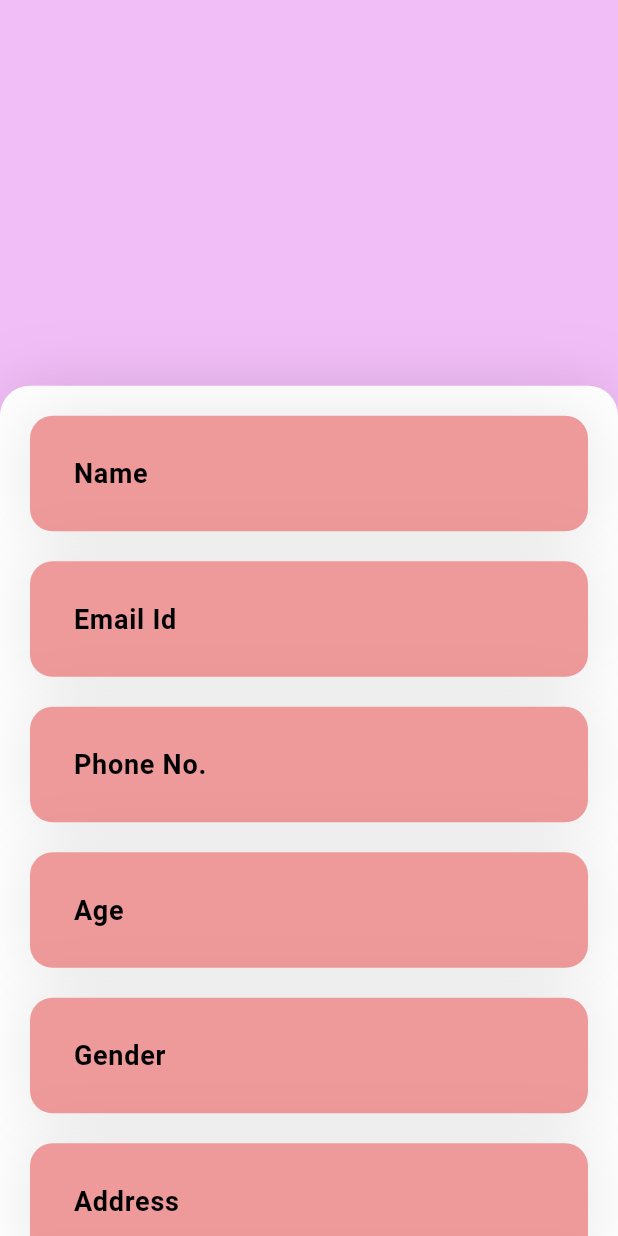
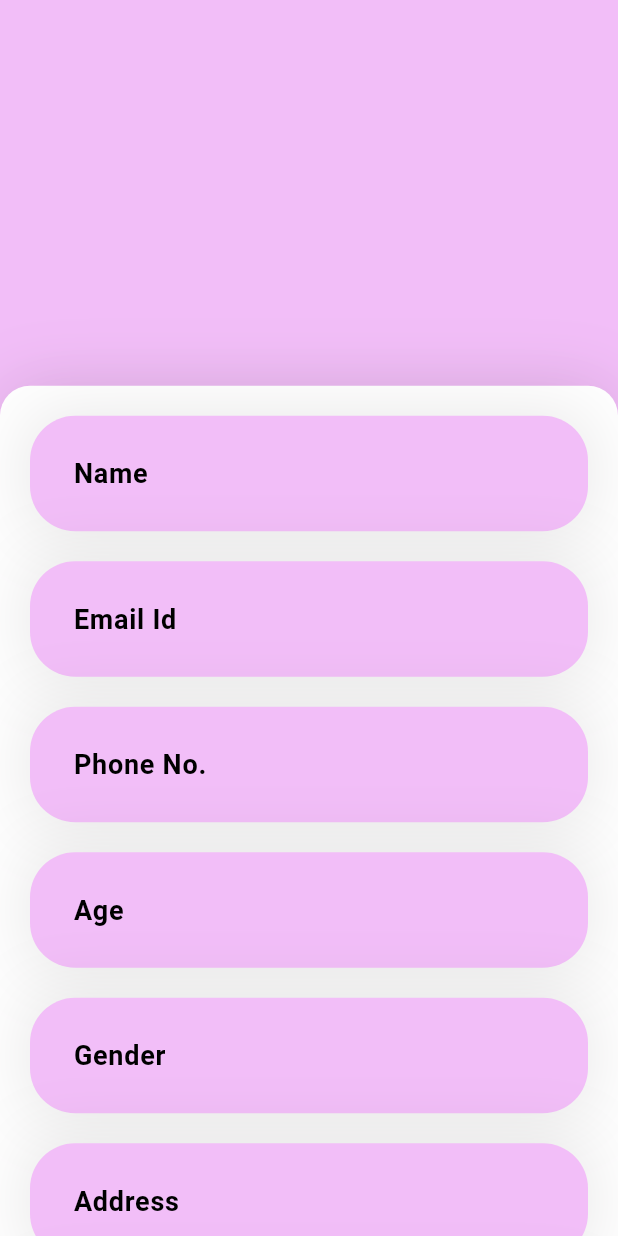
Before and after one commit to HDIMS/flutterapp, a Flutter app: the AddPatient screen opened directly, on a phone screen of 412 x 824 dp. Run offline on Flutter 3.47's test engine with Material 3 defaults, Android fonts, the phone set to English and light mode, and no system bars; our stand-ins replace flutter_svg.

Commit message:
add patient modifications color

```diff
--- a/lib/pages/ad_patient.dart
+++ b/lib/pages/ad_patient.dart
@@ -1,5 +1,6 @@
 import 'dart:convert';
 import 'package:flutter/material.dart';
+import 'package:flutter_svg/flutter_svg.dart';
 
 class AddPatient extends StatefulWidget {
   const AddPatient({super.key});
@@ -94,6 +95,12 @@ class _AddPatientState extends State<AddPatient>{
               decoration: BoxDecoration(
                 color: Color(0xffF2BEF8),
               ),
+              // child: Row(
+              //   mainAxisAlignment: MainAxisAlignment.end,
+              //   children: [
+              //     SvgPicture.asset('assets/palmtree.svg',height: 50,width: 50),
+              //   ],
+              // ),
             ),
             // SingleChildScrollView(
               Container(
@@ -128,7 +135,7 @@ class _AddPatientState extends State<AddPatient>{
                           controller: nameController,
                           decoration: InputDecoration(
                               filled: true,
-                              fillColor: Colors.red[200],
+                              fillColor: Color(0xffF2BEF8),
                               contentPadding: EdgeInsets.all(25),
                               hintText: 'Name',
                               hintStyle: TextStyle(
@@ -137,7 +144,7 @@ class _AddPatientState extends State<AddPatient>{
                                 fontWeight: FontWeight.w600,
                               ),
                               border:OutlineInputBorder(
-                                  borderRadius: BorderRadius.circular(15),
+                                  borderRadius: BorderRadius.circular(30),
                                   borderSide: BorderSide.none
                               )
                           ),
@@ -158,7 +165,7 @@ class _AddPatientState extends State<AddPatient>{
                           controller: emailController,
                           decoration: InputDecoration(
                               filled: true,
-                              fillColor: Colors.red[200],
+                              fillColor: Color(0xffF2BEF8),
                               contentPadding: EdgeInsets.all(25),
                               hintText: 'Email Id',
                               hintStyle: TextStyle(
@@ -167,7 +174,7 @@ class _AddPatientState extends State<AddPatient>{
                                 fontWeight: FontWeight.w600,
                               ),
                               border:OutlineInputBorder(
-                                  borderRadius: BorderRadius.circular(15),
+                                  borderRadius: BorderRadius.circular(30),
                                   borderSide: BorderSide.none
                               )
                           ),
@@ -188,7 +195,7 @@ class _AddPatientState extends State<AddPatient>{
                           controller: phoneController,
                           decoration: InputDecoration(
                               filled: true,
-                              fillColor: Colors.red[200],
+                              fillColor: Color(0xffF2BEF8),
                               contentPadding: EdgeInsets.all(25),
                               hintText: 'Phone No.',
                               hintStyle: TextStyle(
@@ -197,7 +204,7 @@ class _AddPatientState extends State<AddPatient>{
                                 fontWeight: FontWeight.w600,
                               ),
                               border:OutlineInputBorder(
-                                  borderRadius: BorderRadius.circular(15),
+                                  borderRadius: BorderRadius.circular(30),
                                   borderSide: BorderSide.none
                               )
                           ),
@@ -218,7 +225,7 @@ class _AddPatientState extends State<AddPatient>{
                           controller: ageController,
                           decoration: InputDecoration(
                               filled: true,
-                              fillColor: Colors.red[200],
+                              fillColor: Color(0xffF2BEF8),
                               contentPadding: EdgeInsets.all(25),
                               hintText: 'Age',
                               hintStyle: TextStyle(
@@ -227,7 +234,7 @@ class _AddPatientState extends State<AddPatient>{
                                 fontWeight: FontWeight.w600,
                               ),
                               border:OutlineInputBorder(
-                                  borderRadius: BorderRadius.circular(15),
+                                  borderRadius: BorderRadius.circular(30),
                                   borderSide: BorderSide.none
                               )
                           ),
@@ -248,7 +255,7 @@ class _AddPatientState extends State<AddPatient>{
                         controller: genderController,
                         decoration: InputDecoration(
                           filled: true,
-                          fillColor: Colors.red[200],
+                          fillColor: Color(0xffF2BEF8),
                           contentPadding: EdgeInsets.all(25),
                           hintText: 'Gender',
                           hintStyle: TextStyle(
@@ -257,7 +264,7 @@ class _AddPatientState extends State<AddPatient>{
                             fontWeight: FontWeight.w600,
                           ),
                           border:OutlineInputBorder(
-                              borderRadius: BorderRadius.circular(15),
+                              borderRadius: BorderRadius.circular(30),
                               borderSide: BorderSide.none
                           ),
                         ),
@@ -281,7 +288,7 @@ class _AddPatientState extends State<AddPatient>{
                         maxLines: 5,
                         decoration: InputDecoration(
                           filled: true,
-                          fillColor: Colors.red[200],
+                          fillColor: Color(0xffF2BEF8),
                           contentPadding: EdgeInsets.all(25),
                           hintText: 'Address',
                           hintStyle: TextStyle(
@@ -290,7 +297,7 @@ class _AddPatientState extends State<AddPatient>{
                             fontWeight: FontWeight.w600,
                           ),
                           border:OutlineInputBorder(
-                              borderRadius: BorderRadius.circular(15),
+                              borderRadius: BorderRadius.circular(30),
                               borderSide: BorderSide.none
                           ),
                         ),
@@ -311,7 +318,7 @@ class _AddPatientState extends State<AddPatient>{
                         controller: pinController,
                         decoration: InputDecoration(
                           filled: true,
-                          fillColor: Colors.red[200],
+                          fillColor: Color(0xffF2BEF8),
                           contentPadding: EdgeInsets.all(25),
                           hintText: 'Pin',
                           hintStyle: TextStyle(
@@ -320,7 +327,7 @@ class _AddPatientState extends State<AddPatient>{
                             fontWeight: FontWeight.w600,
                           ),
                           border:OutlineInputBorder(
-                              borderRadius: BorderRadius.circular(15),
+                              borderRadius: BorderRadius.circular(30),
                               borderSide: BorderSide.none
                           ),
                         ),
@@ -341,7 +348,7 @@ class _AddPatientState extends State<AddPatient>{
                         controller: bloodController,
                         decoration: InputDecoration(
                           filled: true,
-                          fillColor: Colors.red[200],
+                          fillColor: Color(0xffF2BEF8),
                           contentPadding: EdgeInsets.all(25),
                           hintText: 'Blood Group',
                           hintStyle: TextStyle(
@@ -350,7 +357,7 @@ class _AddPatientState extends State<AddPatient>{
                             fontWeight: FontWeight.w600,
                           ),
                           border:OutlineInputBorder(
-                              borderRadius: BorderRadius.circular(15),
+                              borderRadius: BorderRadius.circular(30),
                               borderSide: BorderSide.none
                           ),
                         ),
@@ -374,7 +381,7 @@ class _AddPatientState extends State<AddPatient>{
                         maxLines: 5,
                         decoration: InputDecoration(
                           filled: true,
-                          fillColor: Colors.red[200],
+                          fillColor: Color(0xffF2BEF8),
                           contentPadding: EdgeInsets.all(25),
                           hintText: 'Medical History',
                           hintStyle: TextStyle(
@@ -383,7 +390,7 @@ class _AddPatientState extends State<AddPatient>{
                             fontWeight: FontWeight.w600,
                           ),
                           border:OutlineInputBorder(
-                              borderRadius: BorderRadius.circular(15),
+                              borderRadius: BorderRadius.circular(30),
                               borderSide: BorderSide.none
                           ),
                         ),
@@ -407,7 +414,7 @@ class _AddPatientState extends State<AddPatient>{
                         maxLines: 5,
                         decoration: InputDecoration(
                           filled: true,
-                          fillColor: Colors.red[200],
+                          fillColor: Color(0xffF2BEF8),
                           contentPadding: EdgeInsets.all(25),
                           hintText: 'Vaccination',
                           hintStyle: TextStyle(
@@ -416,7 +423,7 @@ class _AddPatientState extends State<AddPatient>{
                             fontWeight: FontWeight.w600,
                           ),
                           border:OutlineInputBorder(
-                              borderRadius: BorderRadius.circular(15),
+                              borderRadius: BorderRadius.circular(30),
                               borderSide: BorderSide.none
                           ),
                         ),
@@ -440,7 +447,7 @@ class _AddPatientState extends State<AddPatient>{
                         maxLines: 5,
                         decoration: InputDecoration(
                           filled: true,
-                          fillColor: Colors.red[200],
+                          fillColor: Color(0xffF2BEF8),
                           contentPadding: EdgeInsets.all(25),
                           hintText: 'Undergoing Medications',
                           hintStyle: TextStyle(
@@ -449,7 +456,7 @@ class _AddPatientState extends State<AddPatient>{
                             fontWeight: FontWeight.w600,
                           ),
                           border:OutlineInputBorder(
-                              borderRadius: BorderRadius.circular(15),
+                              borderRadius: BorderRadius.circular(30),
                               borderSide: BorderSide.none
                           ),
                         ),
@@ -473,7 +480,7 @@ class _AddPatientState extends State<AddPatient>{
                         maxLines: 5,
                         decoration: InputDecoration(
                           filled: true,
-                          fillColor: Colors.red[200],
+                          fillColor: Color(0xffF2BEF8),
                           contentPadding: EdgeInsets.all(25),
                           hintText: 'Family medical history',
                           hintStyle: TextStyle(
@@ -482,7 +489,7 @@ class _AddPatientState extends State<AddPatient>{
                             fontWeight: FontWeight.w600,
                           ),
                           border:OutlineInputBorder(
-                              borderRadius: BorderRadius.circular(15),
+                              borderRadius: BorderRadius.circular(30),
                               borderSide: BorderSide.none
                           ),
                         ),
@@ -506,7 +513,7 @@ class _AddPatientState extends State<AddPatient>{
                         maxLines: 5,
                         decoration: InputDecoration(
                           filled: true,
-                          fillColor: Colors.red[200],
+                          fillColor: Color(0xffF2BEF8),
                           contentPadding: EdgeInsets.all(25),
                           hintText: 'Allergies',
                           hintStyle: TextStyle(
@@ -515,7 +522,7 @@ class _AddPatientState extends State<AddPatient>{
                             fontWeight: FontWeight.w600,
                           ),
                           border:OutlineInputBorder(
-                              borderRadius: BorderRadius.circular(15),
+                              borderRadius: BorderRadius.circular(30),
                               borderSide: BorderSide.none
                           ),
                         ),
@@ -527,16 +534,16 @@ class _AddPatientState extends State<AddPatient>{
                       child: ElevatedButton(
                         onPressed: addPatient,
                         style: ElevatedButton.styleFrom(
-                          padding: EdgeInsets.all(25),
+                          padding: EdgeInsets.all(22),
                           shape:RoundedRectangleBorder(
-                            borderRadius: BorderRadius.circular(15),
+                            borderRadius: BorderRadius.circular(20),
                           ),
                           backgroundColor: Colors.black87,
                         ),
                         child: Text(
-                          'ADD PATIENT',
+                          'Add Patient',
                           style: TextStyle(
-                            fontSize: 32,
+                            fontSize: 34,
                             fontWeight: FontWeight.bold,
                             color:Colors.white,
                           ),
```
